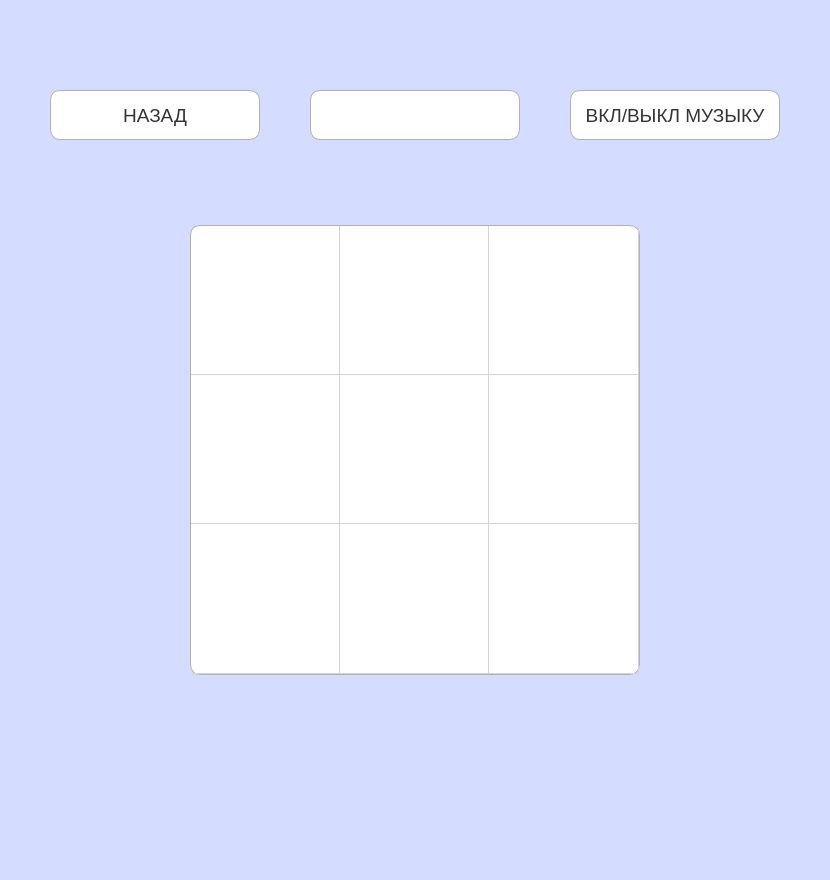
This is secwindow3x3.ui in nikulb855/fillwords as Qt 5 draws it before an edit. The edited form follows.
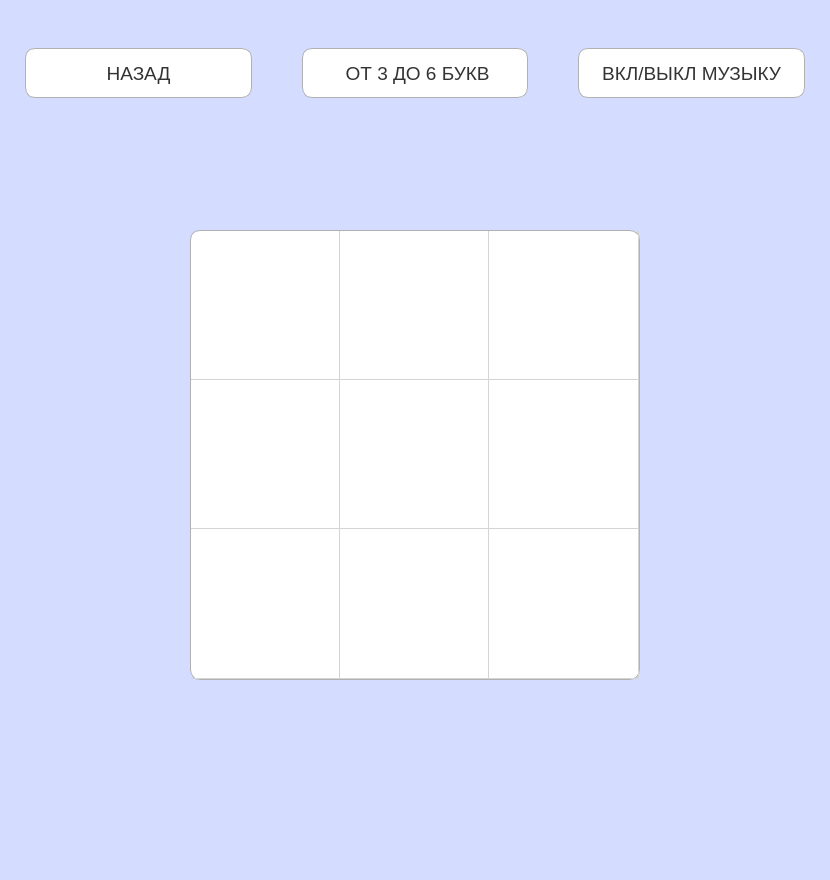
This is the edited form.

The edit to the form file:
```diff
--- a/secwindow3x3.ui
+++ b/secwindow3x3.ui
@@ -120,21 +120,21 @@
 border: 1px solid #b1b1b1;
 }</string>
    </property>
-   <layout class="QGridLayout" name="gridLayout_2" rowstretch="0,0" columnstretch="0,0,0">
+   <layout class="QGridLayout" name="gridLayout_2" rowstretch="0,0" columnstretch="0,0,0" rowminimumheight="0,0">
     <property name="sizeConstraint">
      <enum>QLayout::SetDefaultConstraint</enum>
     </property>
     <property name="leftMargin">
-     <number>50</number>
+     <number>25</number>
     </property>
     <property name="topMargin">
-     <number>90</number>
+     <number>30</number>
     </property>
     <property name="rightMargin">
-     <number>50</number>
+     <number>25</number>
     </property>
     <property name="bottomMargin">
-     <number>687</number>
+     <number>400</number>
     </property>
     <property name="horizontalSpacing">
      <number>50</number>
@@ -238,6 +238,11 @@
         <height>14</height>
        </size>
       </property>
+      <property name="font">
+       <font>
+        <pointsize>14</pointsize>
+       </font>
+      </property>
       <property name="tabletTracking">
        <bool>true</bool>
       </property>
@@ -251,7 +256,7 @@
        <bool>false</bool>
       </property>
       <property name="text">
-       <string/>
+       <string> ОТ 3 ДО 6 БУКВ</string>
       </property>
       <property name="alignment">
        <set>Qt::AlignCenter</set>
```
